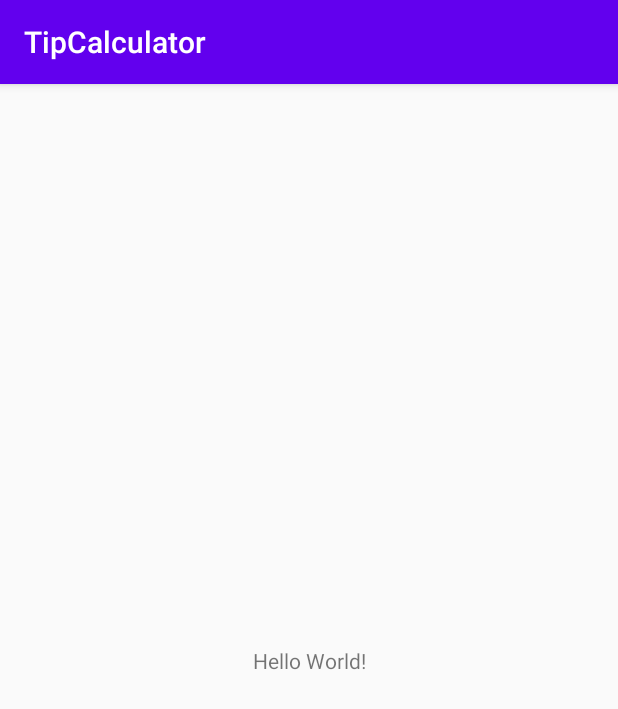
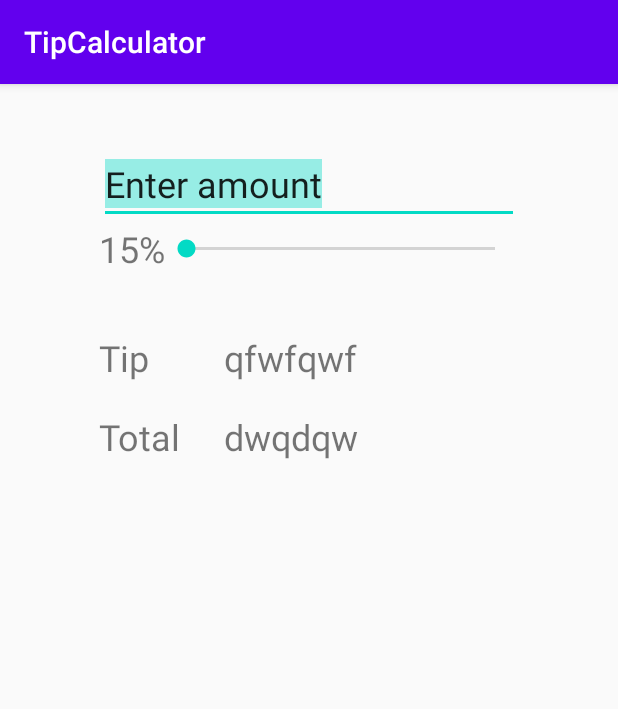
Before and after one commit to Momot-Mpa320-01/TipCalculator, an Android app: the screen it shows after launch (MainActivity before the commit, CalcActivity after it), on a phone screen of 412 x 824 dp. Shown: the top 709 px of the screen. Run offline under Robolectric (Android 15) with nearby library versions, the phone set to English and light mode, and no system bars.

Commit message:
refactor MainActivity.java and main_activity.xml,edit calc_activity

```diff
--- a/application/app/src/main/AndroidManifest.xml
+++ b/application/app/src/main/AndroidManifest.xml
@@ -9,7 +9,7 @@
         android:roundIcon="@mipmap/ic_launcher_round"
         android:supportsRtl="true"
         android:theme="@style/AppTheme">
-        <activity android:name=".MainActivity">
+        <activity android:name=".CalcActivity">
             <intent-filter>
                 <action android:name="android.intent.action.MAIN" />
 
--- a/application/app/src/main/java/com/example/tipcalculator/MainActivity.java
+++ b/application/app/src/main/java/com/example/tipcalculator/CalcActivity.java
@@ -4,11 +4,11 @@ import androidx.appcompat.app.AppCompatActivity;
 
 import android.os.Bundle;
 
-public class MainActivity extends AppCompatActivity {
+public class CalcActivity extends AppCompatActivity {
 
     @Override
     protected void onCreate(Bundle savedInstanceState) {
         super.onCreate(savedInstanceState);
-        setContentView(R.layout.activity_main);
+        setContentView(R.layout.calc_activity);
     }
 }
--- a/application/app/src/main/res/layout/activity_main.xml
+++ /dev/null
@@ -1,18 +0,0 @@
-<?xml version="1.0" encoding="utf-8"?>
-<androidx.constraintlayout.widget.ConstraintLayout xmlns:android="http://schemas.android.com/apk/res/android"
-    xmlns:app="http://schemas.android.com/apk/res-auto"
-    xmlns:tools="http://schemas.android.com/tools"
-    android:layout_width="match_parent"
-    android:layout_height="match_parent"
-    tools:context=".MainActivity">
-
-    <TextView
-        android:layout_width="wrap_content"
-        android:layout_height="wrap_content"
-        android:text="Hello World!"
-        app:layout_constraintBottom_toBottomOf="parent"
-        app:layout_constraintLeft_toLeftOf="parent"
-        app:layout_constraintRight_toRightOf="parent"
-        app:layout_constraintTop_toTopOf="parent" />
-
-</androidx.constraintlayout.widget.ConstraintLayout>
--- /dev/null
+++ b/application/app/src/main/res/layout/calc_activity.xml
@@ -0,0 +1,93 @@
+<?xml version="1.0" encoding="utf-8"?>
+<androidx.constraintlayout.widget.ConstraintLayout
+    xmlns:android="http://schemas.android.com/apk/res/android"
+    xmlns:app="http://schemas.android.com/apk/res-auto"
+    xmlns:tools="http://schemas.android.com/tools"
+    android:layout_width="match_parent"
+    android:layout_height="match_parent"
+    tools:context=".CalcActivity">
+
+
+    <EditText
+        android:id="@+id/amount"
+        android:layout_width="wrap_content"
+        android:layout_height="wrap_content"
+        android:ems="10"
+        android:inputType="numberDecimal"
+        android:textSize="@dimen/text_size"
+        android:text="@string/enter_amount"
+        app:layout_constraintStart_toStartOf="parent"
+        app:layout_constraintEnd_toEndOf="parent"
+        app:layout_constraintTop_toTopOf="parent"
+        android:layout_marginTop="40dp"
+        android:selectAllOnFocus="true"
+        android:hint="Input text"
+/>
+
+
+
+    <SeekBar
+        android:id="@+id/sb_percent"
+        android:layout_width="238dp"
+        android:layout_height="wrap_content"
+        app:layout_constraintBottom_toBottomOf="@id/tv_percent"
+        app:layout_constraintEnd_toEndOf="@id/amount"
+
+        app:layout_constraintTop_toTopOf="@id/tv_percent"
+
+ />
+
+    <TextView
+        android:id="@+id/tv_percent"
+        android:layout_width="wrap_content"
+        android:layout_height="wrap_content"
+        android:layout_marginEnd="92dp"
+        android:text="15%"
+        android:textSize="@dimen/text_size"
+
+        app:layout_constraintStart_toStartOf="@id/amount"
+        app:layout_constraintTop_toBottomOf="@id/amount" />
+
+    <TextView
+        android:id="@+id/tv_label_tip"
+        android:layout_width="wrap_content"
+        android:layout_height="wrap_content"
+        android:text="Tip"
+        android:textSize="@dimen/text_size"
+        android:layout_marginTop="40dp"
+        app:layout_constraintStart_toStartOf="@+id/tv_percent"
+        app:layout_constraintTop_toBottomOf="@+id/tv_percent" />
+    <TextView
+        android:id="@+id/tv_tip"
+        android:layout_width="wrap_content"
+        android:layout_height="wrap_content"
+        android:textSize="@dimen/text_size"
+        app:layout_constraintStart_toEndOf="@id/tv_label_tip"
+        app:layout_constraintTop_toTopOf="@id/tv_label_tip"
+        app:layout_constraintBottom_toBottomOf="@id/tv_label_tip"
+        android:layout_marginStart="50dp"
+        android:text="qfwfqwf"
+        />
+    <TextView
+        android:id="@+id/tv_label_total"
+        android:layout_width="wrap_content"
+        android:layout_height="wrap_content"
+        android:text="Total"
+        android:textSize="@dimen/text_size"
+        app:layout_constraintTop_toBottomOf="@id/tv_label_tip"
+        app:layout_constraintStart_toStartOf="@id/tv_label_tip"
+        android:layout_marginTop="20dp"/>
+    <TextView
+        android:layout_width="wrap_content"
+        android:layout_height="wrap_content"
+        android:textSize="@dimen/text_size"
+        app:layout_constraintStart_toStartOf="@id/tv_tip"
+        app:layout_constraintTop_toTopOf="@id/tv_label_total"
+        app:layout_constraintBottom_toBottomOf="@id/tv_label_total"
+        android:text="dwqdqw"/>
+
+
+
+
+
+</androidx.constraintlayout.widget.ConstraintLayout>
--- /dev/null
+++ b/application/app/src/main/res/values/dimens.xml
@@ -0,0 +1,4 @@
+<?xml version="1.0" encoding="utf-8"?>
+<resources>
+    <dimen name="text_size">24sp</dimen>
+</resources>
--- a/application/app/src/main/res/values/strings.xml
+++ b/application/app/src/main/res/values/strings.xml
@@ -1,3 +1,4 @@
 <resources>
     <string name="app_name">TipCalculator</string>
+    <string name="enter_amount">Enter amount</string>
 </resources>
```
